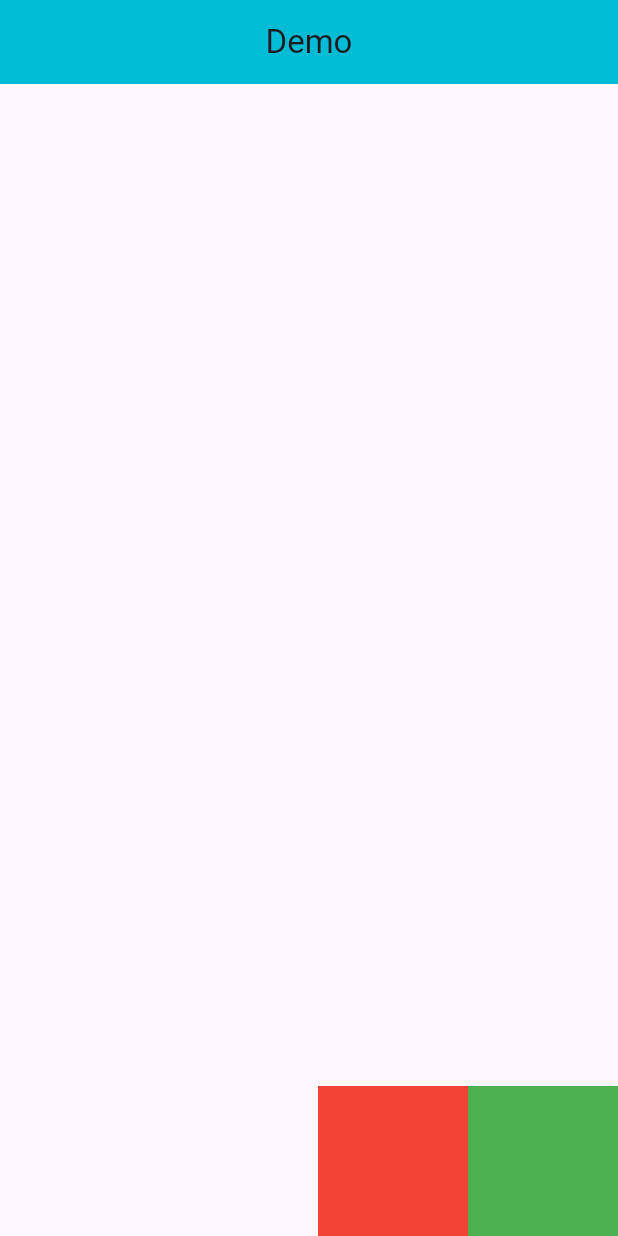
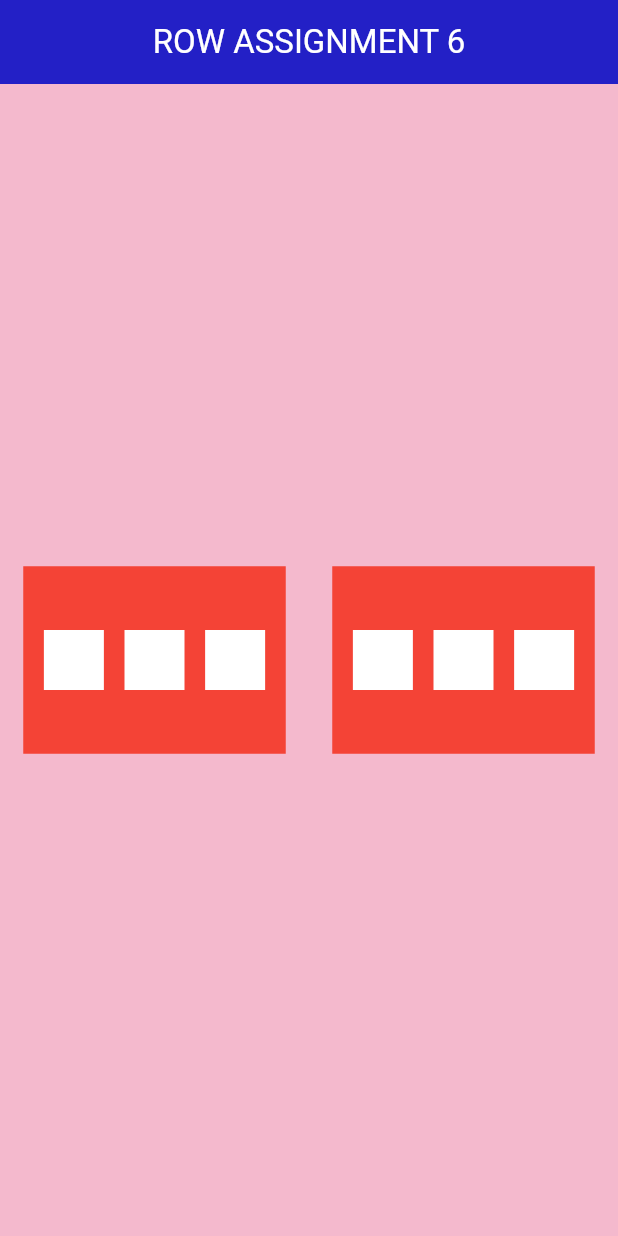
Before and after one commit to trinityhunter/Codex-Flutter, a Flutter app: the screen it shows after launch, on a phone screen of 412 x 824 dp. Run offline on Flutter 3.47's test engine with Material 3 defaults, Android fonts, the phone set to English and light mode, and no system bars.

Commit message:
assignment 5 and 6 added

```diff
--- /dev/null
+++ b/project2/lib/Assignment6.dart
@@ -0,0 +1,83 @@
+import 'package:flutter/material.dart';
+
+class Assignment6 extends StatelessWidget {
+  const Assignment6({super.key});
+
+  @override
+  Widget build(BuildContext context) {
+    return Scaffold(
+      appBar: AppBar(
+        centerTitle: true,
+        title: Text(
+          "ROW ASSIGNMENT 6",
+          style: TextStyle(color: Colors.white),
+        ),
+        backgroundColor: Color.fromARGB(255, 35, 32, 198),
+      ),
+      body: SizedBox(
+        height: double.infinity,
+        width: double.infinity,
+        child: Container(
+          color: Color.fromARGB(255, 244, 185, 205),
+          child: Center(
+            child: Row(
+              mainAxisAlignment: MainAxisAlignment.spaceAround,
+              children: [
+                Container(
+                  height: 125,
+                  width: 175,
+                  color: Colors.red,
+                  child: Row(
+                    mainAxisAlignment: MainAxisAlignment.spaceEvenly,
+                    children: [
+                      Container(
+                        height: 40,
+                        width: 40,
+                        color: Colors.white,
+                      ),
+                      Container(
+                        height: 40,
+                        width: 40,
+                        color: Colors.white,
+                      ),
+                      Container(
+                        height: 40,
+                        width: 40,
+                        color: Colors.white,
+                      )
+                    ],
+                  ),
+                ),
+                Container(
+                  height: 125,
+                  width: 175,
+                  color: Colors.red,
+                  child: Row(
+                    mainAxisAlignment: MainAxisAlignment.spaceEvenly,
+                    children: [
+                      Container(
+                        height: 40,
+                        width: 40,
+                        color: Colors.white,
+                      ),
+                      Container(
+                        height: 40,
+                        width: 40,
+                        color: Colors.white,
+                      ),
+                      Container(
+                        height: 40,
+                        width: 40,
+                        color: Colors.white,
+                      )
+                    ],
+                  ),
+                )
+              ],
+            ),
+          ),
+        ),
+      ),
+    );
+  }
+}
--- a/project2/lib/main.dart
+++ b/project2/lib/main.dart
@@ -3,6 +3,8 @@ import 'package:project2/Assignment1.dart';
 import 'package:project2/Assignment2.dart';
 import 'package:project2/Assignment3.dart';
 import 'package:project2/Assignment4.dart';
+import 'package:project2/Assignment5.dart';
+import 'package:project2/Assignment6.dart';
 
 void main() {
   runApp(const MyApp());
@@ -17,7 +19,7 @@ class MyApp extends StatelessWidget {
     return MaterialApp(
       title: 'Flutter Demo',
       debugShowCheckedModeBanner: false,
-      home: Assignment4(),
+      home: Assignment6(),
     );
   }
 }
```
Also changed, not shown: project2/lib/Assignment5.dart (added, +50 -0 lines).
